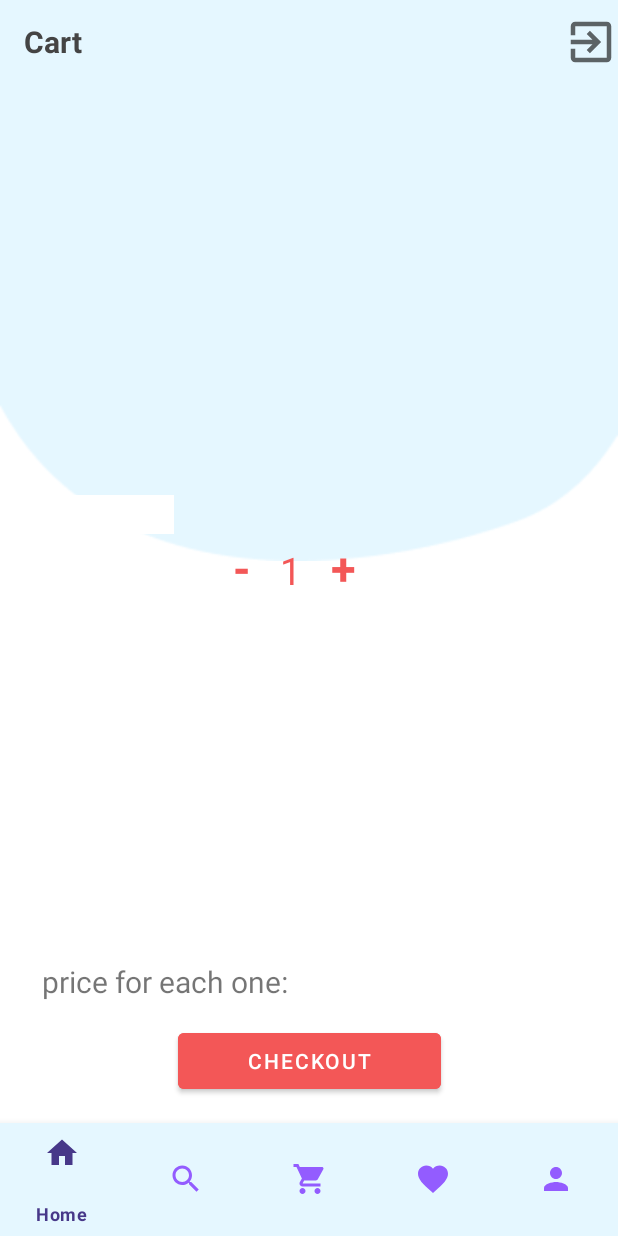
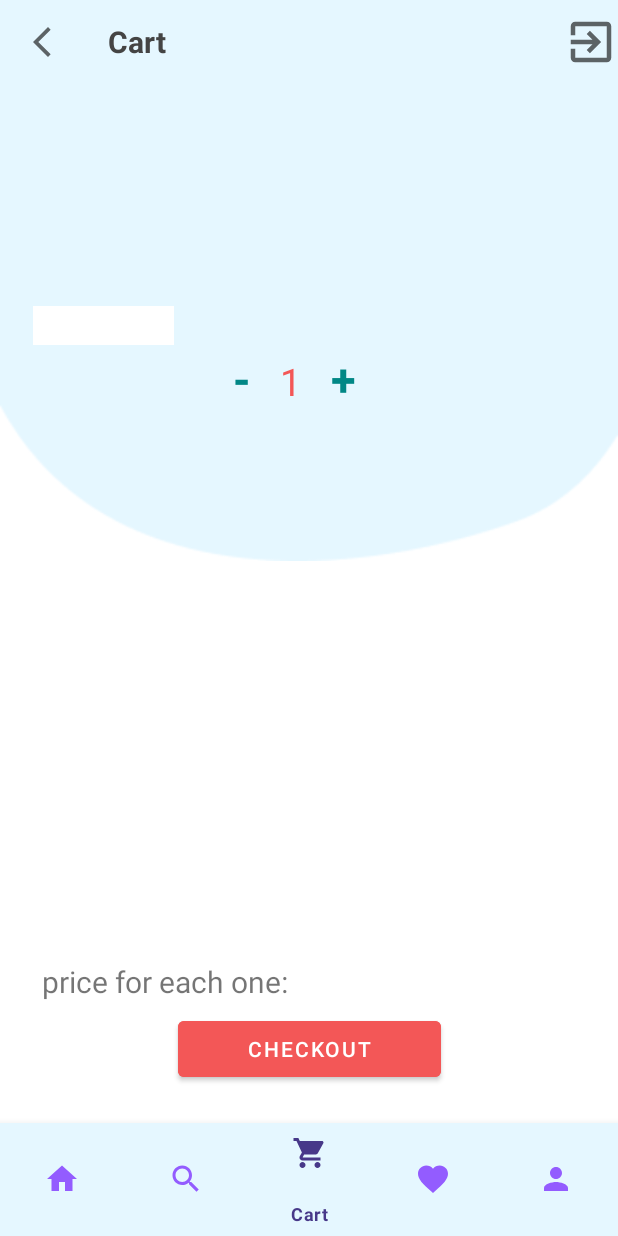
Before and after one commit to Android-SSD-Coders/thrifty, an Android app: the Cart screen opened directly, with no data from a screen before it, on a phone screen of 412 x 824 dp. Run offline under Robolectric (Android 15) with nearby library versions, the phone set to English and light mode, and no system bars; our stand-ins replace Picasso.

Commit message:
last edit

```diff
--- a/app/src/main/java/com/example/thrifty/Cart.java
+++ b/app/src/main/java/com/example/thrifty/Cart.java
@@ -29,7 +29,7 @@ public class Cart extends AppCompatActivity {
     protected void onCreate(Bundle savedInstanceState) {
         super.onCreate(savedInstanceState);
         setContentView(R.layout.activity_cart);
-
+counter();
         bottomNav();
         Toolbar toolbar = (Toolbar) findViewById(R.id.toolbar);
         toolbar.setNavigationIcon(R.drawable.ic_baseline_arrow_back_ios_new_24);
@@ -68,44 +68,7 @@ public class Cart extends AppCompatActivity {
         });
 
 
-        setContentView(R.layout.activity_cart);
 
-        inc = findViewById(R.id.inc);
-        t1 = findViewById(R.id.t1);
-        t2 = findViewById(R.id.t2);
-        t3 = findViewById(R.id.t3);
-
-
-        t1.setOnClickListener(new View.OnClickListener() {
-            @Override
-            public void onClick(View view) {
-                inc(false);
-            }
-        });
-
-        t3.setOnClickListener(new View.OnClickListener() {
-            @Override
-            public void onClick(View view) {
-                inc(true);
-            }
-        });
-    }
-
-    private void inc(Boolean x){
-        int y = Integer.parseInt(t2.getText().toString());
-        if(x){
-            y++;
-            t2.setText(String.valueOf(y));
-        }else {
-            y--;
-            if(y == 0){
-                t2.setText("1");
-            }else {
-                t2.setText(String.valueOf(y));
-            }
-        }
-
-        Toast.makeText(this, t2.getText(), Toast.LENGTH_SHORT).show();
 
 
     }
@@ -150,6 +113,45 @@ public class Cart extends AppCompatActivity {
         }
 
 
+        public void counter(){
+            inc = findViewById(R.id.inc);
+            t1 = findViewById(R.id.t1);
+            t2 = findViewById(R.id.t2);
+            t3 = findViewById(R.id.t3);
+
+
+            t1.setOnClickListener(new View.OnClickListener() {
+                @Override
+                public void onClick(View view) {
+                    inc(false);
+                }
+            });
+
+            t3.setOnClickListener(new View.OnClickListener() {
+                @Override
+                public void onClick(View view) {
+                    inc(true);
+                }
+            });
+        }
+
+    private void inc(Boolean x){
+        int y = Integer.parseInt(t2.getText().toString());
+        if(x){
+            y++;
+            t2.setText(String.valueOf(y));
+        }else {
+            y--;
+            if(y == 0){
+                t2.setText("1");
+            }else {
+                t2.setText(String.valueOf(y));
+            }
+        }
+
+        Toast.makeText(this, "number of product => "+t2.getText(), Toast.LENGTH_SHORT).show();
+        }
+
     @Override
     protected void onResume() {
         super.onResume();
--- a/app/src/main/java/com/example/thrifty/MainActivity.java
+++ b/app/src/main/java/com/example/thrifty/MainActivity.java
@@ -73,10 +73,11 @@ public class MainActivity extends AppCompatActivity  {
 
         try {
 //            Amplify.addPlugin(new AWSPinpointAnalyticsPlugin(getApplication()));
+            Amplify.addPlugin(new AWSApiPlugin());
             Amplify.addPlugin(new AWSS3StoragePlugin());
             Amplify.addPlugin(new AWSCognitoAuthPlugin());
             Amplify.addPlugin(new AWSDataStorePlugin());
-            Amplify.addPlugin(new AWSApiPlugin());
+//            Amplify.addPlugin(new AWSApiPlugin());
             Amplify.configure(getApplicationContext());
             Log.i("MyAmplifyApp", "Initialized Amplify");
         } catch (AmplifyException error) {
--- a/app/src/main/res/layout/activity_cart.xml
+++ b/app/src/main/res/layout/activity_cart.xml
@@ -75,7 +75,7 @@
         app:layout_constraintHorizontal_bias="0.0"
         app:layout_constraintStart_toStartOf="parent"
         app:layout_constraintTop_toTopOf="@+id/imageView6"
-        app:layout_constraintVertical_bias="1.0"
+        app:layout_constraintVertical_bias="0.442"
         tools:ignore="MissingConstraints">
         <!--Text View to display Course Name-->
         <!--Text VIew to display COurse Rating-->
@@ -146,7 +146,7 @@
                 android:layout_width="wrap_content"
                 android:layout_height="wrap_content"
                 android:text="-"
-                android:textColor="@color/pink"
+                android:textColor="@color/teal_700"
                 android:textSize="30sp"
                 android:textStyle="bold" />
 
@@ -165,7 +165,7 @@
                 android:layout_width="33dp"
                 android:layout_height="match_parent"
                 android:text="+"
-                android:textColor="@color/pink"
+                android:textColor="@color/teal_700"
                 android:textSize="30sp"
                 android:textStyle="bold" />
 
@@ -213,11 +213,12 @@
         android:layout_height="49dp"
         android:layout_marginBottom="92dp"
         android:backgroundTint="@color/pink"
-
         android:text="Checkout"
         android:textColor="@color/white"
         app:layout_constraintBottom_toBottomOf="parent"
         app:layout_constraintEnd_toEndOf="parent"
-        app:layout_constraintStart_toStartOf="parent" />
+        app:layout_constraintStart_toStartOf="parent"
+        app:layout_constraintTop_toBottomOf="@+id/imageView6"
+        app:layout_constraintVertical_bias="0.969" />
 
 </androidx.constraintlayout.widget.ConstraintLayout>
```
Also changed, not shown: app/src/main/java/com/example/thrifty/Checkout.java (+7 -1 lines).
